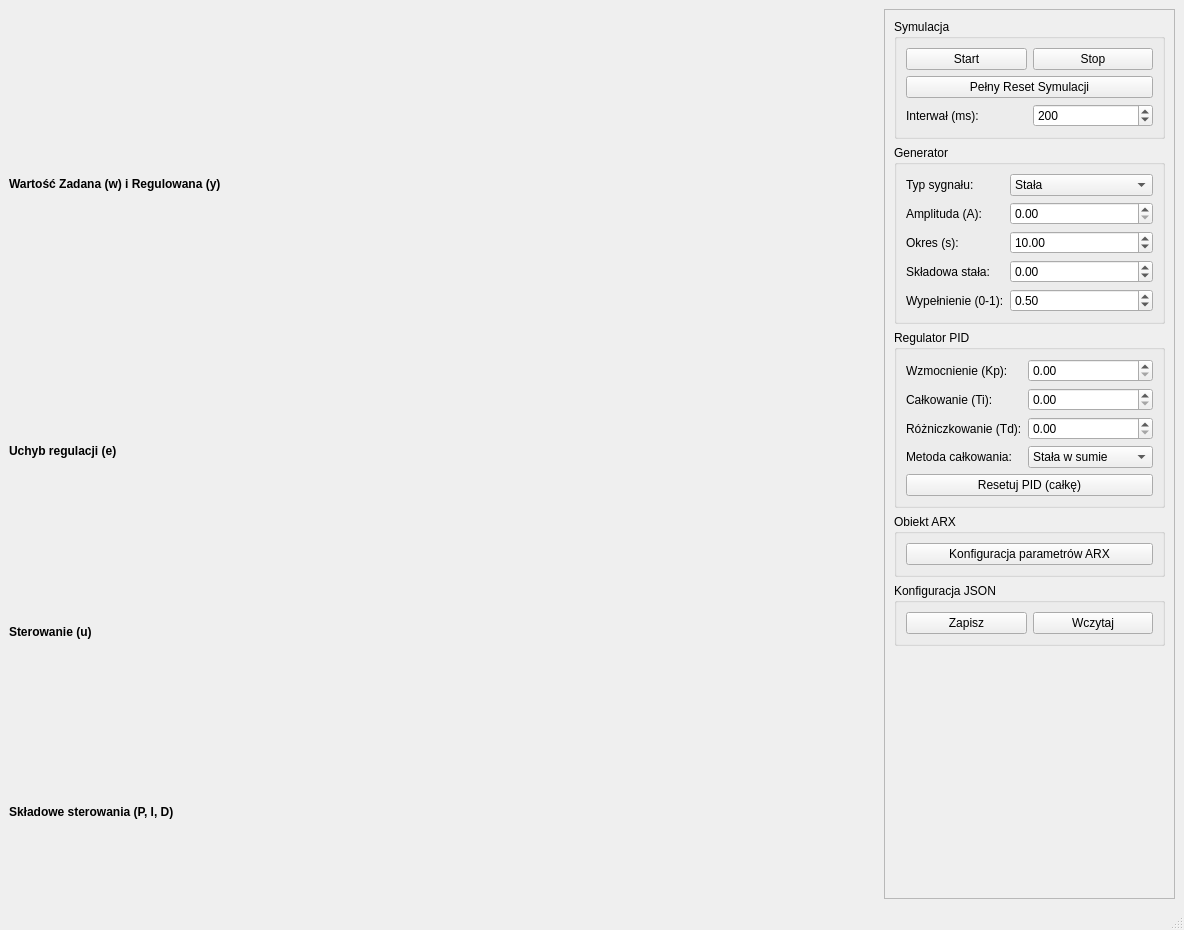
First picture: the form in W_PREZENTACJI/mainwindow.ui, repository pawnag/UAR, before the edit.
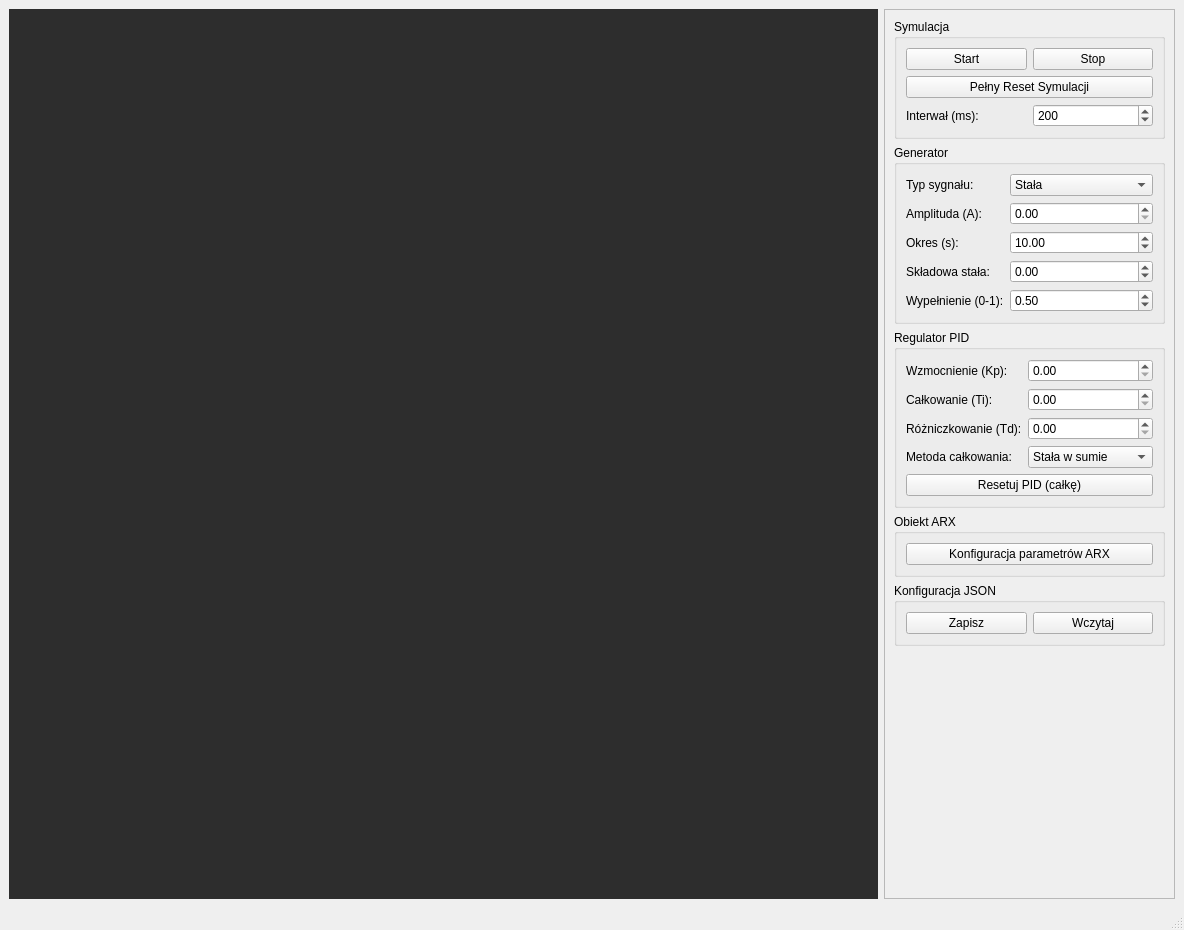
Second picture: the form after the edit.

Commit message: [X] Generator dla stałego i sinusoidalnego powinien mieć zablokowane kontrolki [X] Trzeba pilnie zmienić żeby nie pokazywało kropek na wykresie [X] Wartości aktualne mają się wyświetlać

Patch:
```diff
--- a/W_PREZENTACJI/mainwindow.ui
+++ b/W_PREZENTACJI/mainwindow.ui
@@ -16,76 +16,19 @@
   <widget class="QWidget" name="centralwidget">
    <layout class="QHBoxLayout" name="horizontalLayout_Main" stretch="1,0">
     <item>
-     <layout class="QVBoxLayout" name="verticalLayout_Graphs" stretch="2,1,1,1">
-      <item>
-       <layout class="QVBoxLayout" name="verticalLayout_Plot1">
-        <property name="spacing">
-         <number>6</number>
-        </property>
-        <item>
-         <widget class="QLabel" name="labelTitleOutput">
-          <property name="font">
-           <font>
-            <bold>true</bold>
-           </font>
-          </property>
-          <property name="text">
-           <string>Wartość Zadana (w) i Regulowana (y)</string>
-          </property>
-         </widget>
-        </item>
-       </layout>
-      </item>
-      <item>
-       <layout class="QVBoxLayout" name="verticalLayout_Plot2">
-        <item>
-         <widget class="QLabel" name="labelTitleUchyb">
-          <property name="font">
-           <font>
-            <bold>true</bold>
-           </font>
-          </property>
-          <property name="text">
-           <string>Uchyb regulacji (e)</string>
-          </property>
-         </widget>
-        </item>
-       </layout>
-      </item>
-      <item>
-       <layout class="QVBoxLayout" name="verticalLayout_Plot3">
-        <item>
-         <widget class="QLabel" name="labelTitleSterowanie">
-          <property name="font">
-           <font>
-            <bold>true</bold>
-           </font>
-          </property>
-          <property name="text">
-           <string>Sterowanie (u)</string>
-          </property>
-         </widget>
-        </item>
-       </layout>
-      </item>
-      <item>
-       <layout class="QVBoxLayout" name="verticalLayout_Plot4">
-        <item>
-         <widget class="QLabel" name="labelTitlePID">
-          <property name="font">
-           <font>
-            <bold>true</bold>
-           </font>
-          </property>
-          <property name="text">
-           <string>Składowe sterowania (P, I, D)</string>
-          </property>
-         </widget>
-        </item>
-       </layout>
-      </item>
-     </layout>
+     <widget class="QWidget" name="widgetWykresy" native="true">
+      <property name="sizePolicy">
+       <sizepolicy hsizetype="Expanding" vsizetype="Expanding">
+        <horstretch>0</horstretch>
+        <verstretch>0</verstretch>
+       </sizepolicy>
+      </property>
+      <property name="styleSheet">
+       <string notr="true">background-color: rgb(45, 45, 45);</string>
+      </property>
+     </widget>
     </item>
+
     <item>
      <widget class="QScrollArea" name="scrollArea">
       <property name="minimumSize">
```
The commit also changes 4 other files.
